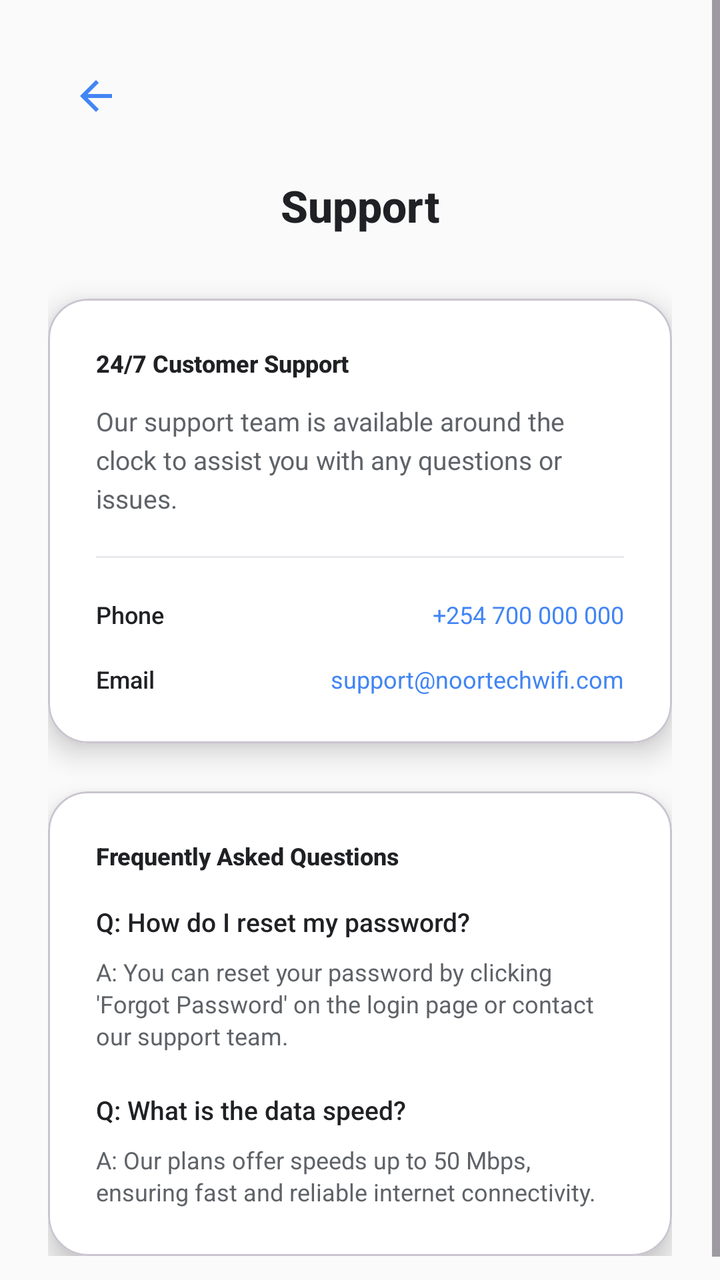
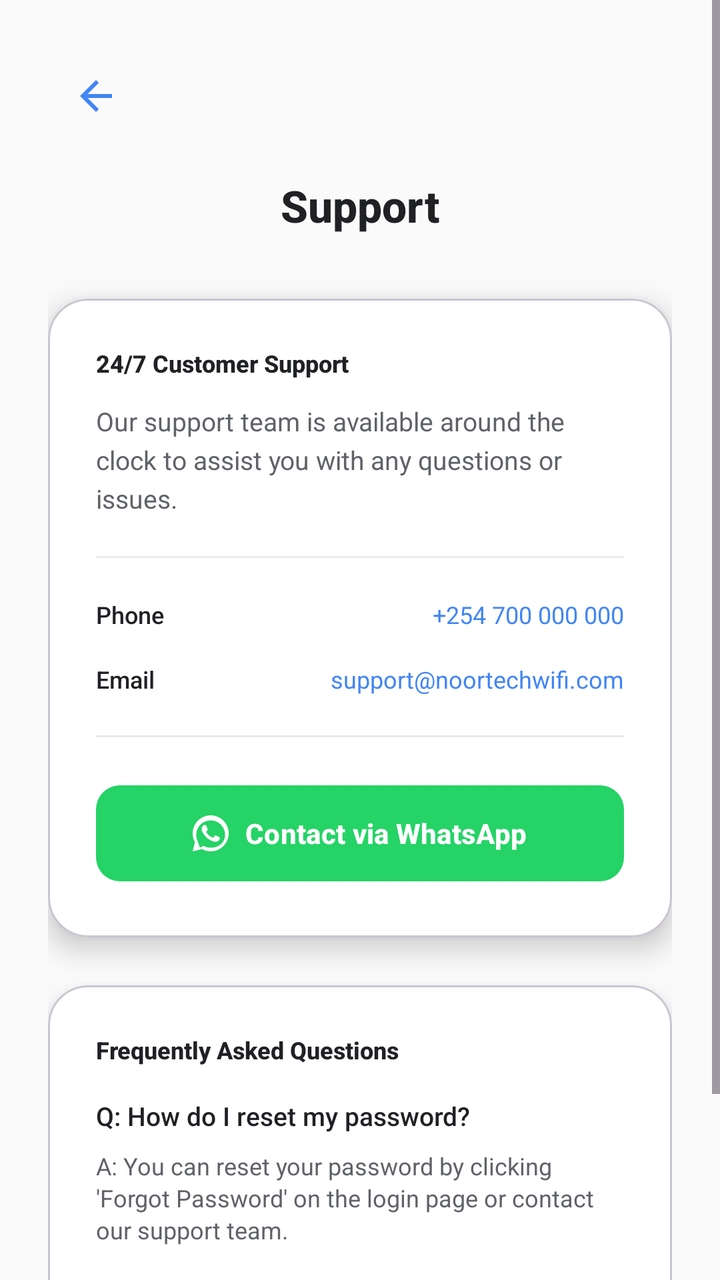

Compare the two renders of this Android layout. The source of the first and the diff that turns it into the second are given below.
<!-- AndroidManifest.xml: application theme Theme.Wifi -->
<!-- res/layout/activity_support.xml -->
<?xml version="1.0" encoding="utf-8"?>
<ScrollView xmlns:android="http://schemas.android.com/apk/res/android"
    xmlns:app="http://schemas.android.com/apk/res-auto"
    xmlns:tools="http://schemas.android.com/tools"
    android:layout_width="match_parent"
    android:layout_height="match_parent"
    android:background="@color/background_dark"
    android:fillViewport="true"
    tools:context=".SupportActivity">

    <androidx.constraintlayout.widget.ConstraintLayout
        android:layout_width="match_parent"
        android:layout_height="wrap_content"
        android:padding="24dp">

        
        <ImageButton
            android:id="@+id/backButton"
            android:layout_width="48dp"
            android:layout_height="48dp"
            android:background="?attr/selectableItemBackgroundBorderless"
            android:src="@drawable/ic_arrow_back"
            android:tint="@color/accent_blue"
            app:layout_constraintStart_toStartOf="parent"
            app:layout_constraintTop_toTopOf="parent" />

        
        <TextView
            android:id="@+id/titleText"
            android:layout_width="wrap_content"
            android:layout_height="wrap_content"
            android:layout_marginTop="16dp"
            android:fontFamily="sans-serif-medium"
            android:text="Support"
            android:textColor="@color/text_primary"
            android:textSize="22sp"
            android:textStyle="bold"
            app:layout_constraintEnd_toEndOf="parent"
            app:layout_constraintStart_toStartOf="parent"
            app:layout_constraintTop_toBottomOf="@id/backButton" />

        
        <com.google.android.material.card.MaterialCardView
            android:id="@+id/contactCard"
            android:layout_width="0dp"
            android:layout_height="wrap_content"
            android:layout_marginTop="32dp"
            app:cardBackgroundColor="@color/surface_dark"
            app:cardCornerRadius="20dp"
            app:cardElevation="8dp"
            app:layout_constraintEnd_toEndOf="parent"
            app:layout_constraintStart_toStartOf="parent"
            app:layout_constraintTop_toBottomOf="@id/titleText">

            <androidx.constraintlayout.widget.ConstraintLayout
                android:layout_width="match_parent"
                android:layout_height="wrap_content"
                android:padding="24dp">

                <TextView
                    android:id="@+id/contactTitle"
                    android:layout_width="wrap_content"
                    android:layout_height="wrap_content"
                    android:fontFamily="sans-serif-medium"
                    android:text="24/7 Customer Support"
                    android:textColor="@color/text_primary"
                    android:textSize="12sp"
                    android:textStyle="bold"
                    app:layout_constraintStart_toStartOf="parent"
                    app:layout_constraintTop_toTopOf="parent" />

                <TextView
                    android:id="@+id/contactDesc"
                    android:layout_width="0dp"
                    android:layout_height="wrap_content"
                    android:layout_marginTop="12dp"
                    android:fontFamily="sans-serif"
                    android:lineSpacingExtra="4dp"
                    android:text="Our support team is available around the clock to assist you with any questions or issues."
                    android:textColor="@color/text_secondary"
                    android:textSize="13sp"
                    app:layout_constraintEnd_toEndOf="parent"
                    app:layout_constraintStart_toStartOf="parent"
                    app:layout_constraintTop_toBottomOf="@id/contactTitle" />

                <View
                    android:id="@+id/divider1"
                    android:layout_width="0dp"
                    android:layout_height="1dp"
                    android:layout_marginTop="20dp"
                    android:background="@color/divider"
                    app:layout_constraintEnd_toEndOf="parent"
                    app:layout_constraintStart_toStartOf="parent"
                    app:layout_constraintTop_toBottomOf="@id/contactDesc" />

                <TextView
                    android:id="@+id/phoneLabel"
                    android:layout_width="wrap_content"
                    android:layout_height="wrap_content"
                    android:layout_marginTop="20dp"
                    android:fontFamily="sans-serif-medium"
                    android:text="Phone"
                    android:textColor="@color/text_primary"
                    android:textSize="12sp"
                    app:layout_constraintStart_toStartOf="parent"
                    app:layout_constraintTop_toBottomOf="@id/divider1" />

                <TextView
                    android:id="@+id/phoneValue"
                    android:layout_width="wrap_content"
                    android:layout_height="wrap_content"
                    android:fontFamily="sans-serif"
                    android:text="+254 700 000 000"
                    android:textColor="@color/accent_blue"
                    android:textSize="12sp"
                    app:layout_constraintEnd_toEndOf="parent"
                    app:layout_constraintTop_toTopOf="@id/phoneLabel" />

                <TextView
                    android:id="@+id/emailLabel"
                    android:layout_width="wrap_content"
                    android:layout_height="wrap_content"
                    android:layout_marginTop="16dp"
                    android:fontFamily="sans-serif-medium"
                    android:text="Email"
                    android:textColor="@color/text_primary"
                    android:textSize="12sp"
                    app:layout_constraintStart_toStartOf="parent"
                    app:layout_constraintTop_toBottomOf="@id/phoneLabel" />

                <TextView
                    android:id="@+id/emailValue"
                    android:layout_width="wrap_content"
                    android:layout_height="wrap_content"
                    android:fontFamily="sans-serif"
                    android:text="support@noortechwifi.com"
                    android:textColor="@color/accent_blue"
                    android:textSize="12sp"
                    app:layout_constraintEnd_toEndOf="parent"
                    app:layout_constraintTop_toTopOf="@id/emailLabel" />

            </androidx.constraintlayout.widget.ConstraintLayout>
        </com.google.android.material.card.MaterialCardView>

        
        <com.google.android.material.card.MaterialCardView
            android:id="@+id/faqCard"
            android:layout_width="0dp"
            android:layout_height="wrap_content"
            android:layout_marginTop="24dp"
            android:layout_marginBottom="32dp"
            app:cardBackgroundColor="@color/surface_dark"
            app:cardCornerRadius="20dp"
            app:cardElevation="8dp"
            app:layout_constraintEnd_toEndOf="parent"
            app:layout_constraintStart_toStartOf="parent"
            app:layout_constraintTop_toBottomOf="@id/contactCard">

            <androidx.constraintlayout.widget.ConstraintLayout
                android:layout_width="match_parent"
                android:layout_height="wrap_content"
                android:padding="24dp">

                <TextView
                    android:id="@+id/faqTitle"
                    android:layout_width="wrap_content"
                    android:layout_height="wrap_content"
                    android:fontFamily="sans-serif-medium"
                    android:text="Frequently Asked Questions"
                    android:textColor="@color/text_primary"
                    android:textSize="12sp"
                    android:textStyle="bold"
                    app:layout_constraintStart_toStartOf="parent"
                    app:layout_constraintTop_toTopOf="parent" />

                <TextView
                    android:id="@+id/faq1"
                    android:layout_width="0dp"
                    android:layout_height="wrap_content"
                    android:layout_marginTop="16dp"
                    android:fontFamily="sans-serif-medium"
                    android:text="Q: How do I reset my password?"
                    android:textColor="@color/text_primary"
                    android:textSize="13sp"
                    app:layout_constraintEnd_toEndOf="parent"
                    app:layout_constraintStart_toStartOf="parent"
                    app:layout_constraintTop_toBottomOf="@id/faqTitle" />

                <TextView
                    android:id="@+id/faq1Answer"
                    android:layout_width="0dp"
                    android:layout_height="wrap_content"
                    android:layout_marginTop="8dp"
                    android:fontFamily="sans-serif"
                    android:lineSpacingExtra="2dp"
                    android:text="A: You can reset your password by clicking 'Forgot Password' on the login page or contact our support team."
                    android:textColor="@color/text_secondary"
                    android:textSize="12sp"
                    app:layout_constraintEnd_toEndOf="parent"
                    app:layout_constraintStart_toStartOf="parent"
                    app:layout_constraintTop_toBottomOf="@id/faq1" />

                <TextView
                    android:id="@+id/faq2"
                    android:layout_width="0dp"
                    android:layout_height="wrap_content"
                    android:layout_marginTop="20dp"
                    android:fontFamily="sans-serif-medium"
                    android:text="Q: What is the data speed?"
                    android:textColor="@color/text_primary"
                    android:textSize="13sp"
                    app:layout_constraintEnd_toEndOf="parent"
                    app:layout_constraintStart_toStartOf="parent"
                    app:layout_constraintTop_toBottomOf="@id/faq1Answer" />

                <TextView
                    android:id="@+id/faq2Answer"
                    android:layout_width="0dp"
                    android:layout_height="wrap_content"
                    android:layout_marginTop="8dp"
                    android:fontFamily="sans-serif"
                    android:lineSpacingExtra="2dp"
                    android:text="A: Our plans offer speeds up to 50 Mbps, ensuring fast and reliable internet connectivity."
                    android:textColor="@color/text_secondary"
                    android:textSize="12sp"
                    app:layout_constraintEnd_toEndOf="parent"
                    app:layout_constraintStart_toStartOf="parent"
                    app:layout_constraintTop_toBottomOf="@id/faq2" />

            </androidx.constraintlayout.widget.ConstraintLayout>
        </com.google.android.material.card.MaterialCardView>

    </androidx.constraintlayout.widget.ConstraintLayout>
</ScrollView>
<!-- resources referenced by this layout -->
<resources>
  <color name="accent_blue">#4285F4</color>
  <color name="background_dark">#FAFAFA</color>
  <color name="divider">#E8EAED</color>
  <color name="surface_dark">#FFFFFF</color>
  <color name="text_primary">#202124</color>
  <color name="text_secondary">#5F6368</color>
  <!-- drawable ic_arrow_back (drawable) -->
  <?xml version="1.0" encoding="utf-8"?>
  <vector xmlns:android="http://schemas.android.com/apk/res/android"
      android:width="24dp"
      android:height="24dp"
      android:viewportWidth="24"
      android:viewportHeight="24">
      <path
          android:fillColor="#FF000000"
          android:pathData="M20,11H7.83l5.59,-5.59L12,4l-8,8 8,8 1.41,-1.41L7.83,13H20v-2z"/>
  </vector>
  <style name="Theme.Wifi" parent="Base.Theme.Wifi" />
  <style name="Base.Theme.Wifi" parent="Theme.Material3.DayNight.NoActionBar">
          
          
      </style>
</resources>

<!-- the commit's change to res/layout/activity_support.xml (unified diff, before → after) -->
@@ -139,6 +139,37 @@
                     app:layout_constraintEnd_toEndOf="parent"
                     app:layout_constraintTop_toTopOf="@id/emailLabel" />
 
+                <View
+                    android:id="@+id/divider2"
+                    android:layout_width="0dp"
+                    android:layout_height="1dp"
+                    android:layout_marginTop="20dp"
+                    android:background="@color/divider"
+                    app:layout_constraintEnd_toEndOf="parent"
+                    app:layout_constraintStart_toStartOf="parent"
+                    app:layout_constraintTop_toBottomOf="@id/emailLabel" />
+
+                
+                <com.google.android.material.button.MaterialButton
+                    android:id="@+id/whatsappButton"
+                    android:layout_width="0dp"
+                    android:layout_height="56dp"
+                    android:layout_marginTop="20dp"
+                    android:fontFamily="sans-serif-medium"
+                    android:text="Contact via WhatsApp"
+                    android:textColor="@color/white"
+                    android:textSize="14sp"
+                    android:textStyle="bold"
+                    app:backgroundTint="@color/whatsapp_green"
+                    app:cornerRadius="12dp"
+                    app:icon="@drawable/ic_whatsapp"
+                    app:iconGravity="textStart"
+                    app:iconPadding="8dp"
+                    app:iconTint="@color/white"
+                    app:layout_constraintEnd_toEndOf="parent"
+                    app:layout_constraintStart_toStartOf="parent"
+                    app:layout_constraintTop_toBottomOf="@id/divider2" />
+
             </androidx.constraintlayout.widget.ConstraintLayout>
         </com.google.android.material.card.MaterialCardView>
 
<!-- resource entries referenced after the edit -->
@@ -6,6 +6,8 @@
   <color name="surface_dark">#FFFFFF</color>
   <color name="text_primary">#202124</color>
   <color name="text_secondary">#5F6368</color>
+  <color name="whatsapp_green">#25D366</color>
+  <color name="white">#FFFFFFFF</color>
   <!-- drawable ic_arrow_back (drawable) -->
   <?xml version="1.0" encoding="utf-8"?>
   <vector xmlns:android="http://schemas.android.com/apk/res/android"
@@ -17,6 +19,20 @@
           android:fillColor="#FF000000"
           android:pathData="M20,11H7.83l5.59,-5.59L12,4l-8,8 8,8 1.41,-1.41L7.83,13H20v-2z"/>
   </vector>
+  <!-- drawable ic_whatsapp (drawable) -->
+  <?xml version="1.0" encoding="utf-8"?>
+  <vector xmlns:android="http://schemas.android.com/apk/res/android"
+      android:width="24dp"
+      android:height="24dp"
+      android:viewportWidth="24"
+      android:viewportHeight="24">
+      <path
+          android:fillColor="#FFFFFF"
+          android:pathData="M17.472,14.382c-0.297,-0.149 -1.758,-0.867 -2.03,-0.967 -0.272,-0.099 -0.469,-0.149 -0.667,0.15 -0.197,0.297 -0.768,0.967 -0.945,1.165 -0.173,0.198 -0.347,0.223 -0.643,0.075 -0.297,-0.15 -1.255,-0.463 -2.39,-1.475 -0.882,-0.788 -1.48,-1.761 -1.653,-2.059 -0.173,-0.297 -0.018,-0.458,0.13,-0.606 0.134,-0.134,0.297,-0.347,0.446,-0.521 0.151,-0.173,0.2,-0.297,0.297,-0.495 0.099,-0.198,0.05,-0.371 -0.025,-0.521 -0.075,-0.15 -0.667,-1.612 -0.915,-2.207 -0.242,-0.58 -0.487,-0.5 -0.667,-0.51 -0.173,-0.008 -0.371,-0.01 -0.57,-0.01 -0.198,0 -0.52,0.074 -0.793,0.372 -0.272,0.297 -1.04,1.016 -1.04,2.479 0,1.462 1.065,2.875 1.213,3.074 0.149,0.198 2.096,3.2 5.077,4.487 0.709,0.297,1.262,0.487,1.694,0.623 0.717,0.227,1.367,0.195,1.883,0.118 0.571,-0.085,1.758,-0.721,2.006,-1.413 0.248,-0.691,0.248,-1.283,0.173 -1.389z"/>
+      <path
+          android:fillColor="#FFFFFF"
+          android:pathData="M12,0C5.373,0 0,5.373 0,12c0,2.126,0.547,4.126,1.515,5.867L0,24l6.314,-1.515C8.064,23.526,10.01,24,12,24c6.627,0 12,-5.373 12,-12S18.627,0 12,0zM12,21.6c-1.768,0 -3.427,-0.46 -4.873,-1.27L4.8,21.6L3.6,17.873C2.7,16.427 2.4,14.768 2.4,13c0,-5.301 4.299,-9.6 9.6,-9.6s9.6,4.299 9.6,9.6S17.301,21.6 12,21.6z"/>
+  </vector>
   <style name="Theme.Wifi" parent="Base.Theme.Wifi" />
   <style name="Base.Theme.Wifi" parent="Theme.Material3.DayNight.NoActionBar">
           
